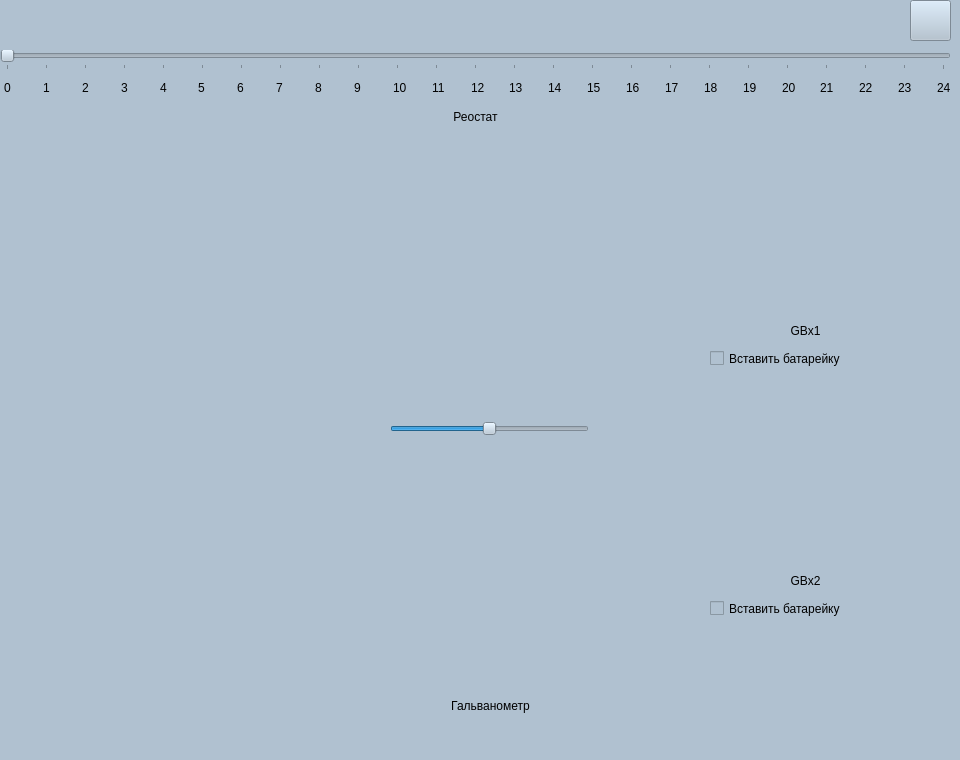
Above: forms_ui/laba2.ui from doktorfish0078/SimulationOfLaboratoryWork before the change. Below: the same form after it.
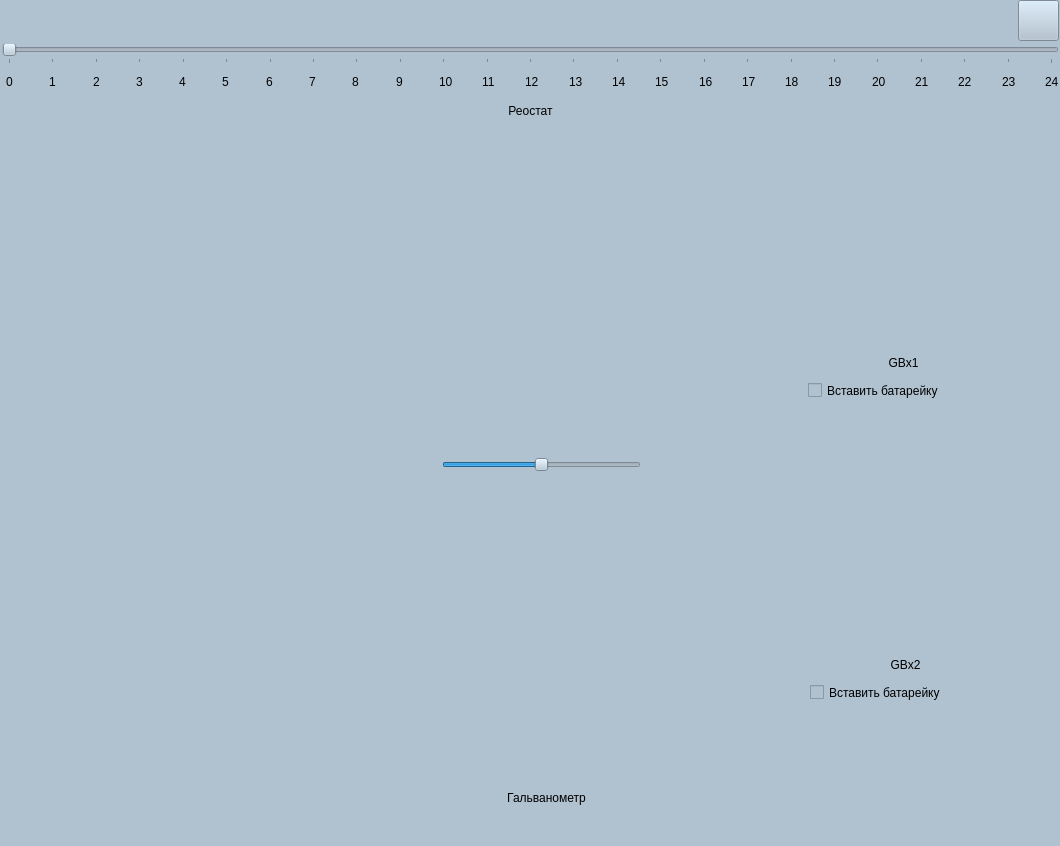
That is the form after the change. Icons and pictures are not drawn.

What changed in the file:
```diff
--- a/forms_ui/laba2.ui
+++ b/forms_ui/laba2.ui
@@ -6,8 +6,8 @@
    <rect>
     <x>0</x>
     <y>0</y>
-    <width>960</width>
-    <height>760</height>
+    <width>1060</width>
+    <height>846</height>
    </rect>
   </property>
   <property name="minimumSize">
@@ -16,12 +16,6 @@
     <height>760</height>
    </size>
   </property>
-  <property name="maximumSize">
-   <size>
-    <width>960</width>
-    <height>760</height>
-   </size>
-  </property>
   <property name="windowTitle">
    <string>MainWindow</string>
   </property>
@@ -32,9 +26,9 @@
    <widget class="QWidget" name="verticalLayoutWidget">
     <property name="geometry">
      <rect>
-      <x>0</x>
-      <y>50</y>
-      <width>951</width>
+      <x>2</x>
+      <y>44</y>
+      <width>1057</width>
       <height>78</height>
      </rect>
     </property>
@@ -273,10 +267,10 @@
    <widget class="QWidget" name="verticalLayoutWidget_3">
     <property name="geometry">
      <rect>
-      <x>352</x>
-      <y>460</y>
-      <width>289</width>
-      <height>229</height>
+      <x>356</x>
+      <y>498</y>
+      <width>371</width>
+      <height>285</height>
      </rect>
     </property>
     <layout class="QVBoxLayout" name="verticalLayout_3">
@@ -288,8 +282,8 @@
    <widget class="QLabel" name="label_battery1">
     <property name="geometry">
      <rect>
-      <x>700</x>
-      <y>150</y>
+      <x>798</x>
+      <y>182</y>
       <width>71</width>
       <height>121</height>
      </rect>
@@ -307,8 +301,8 @@
    <widget class="QLabel" name="label_battery2">
     <property name="geometry">
      <rect>
-      <x>780</x>
-      <y>140</y>
+      <x>878</x>
+      <y>172</y>
       <width>71</width>
       <height>121</height>
      </rect>
@@ -326,8 +320,8 @@
    <widget class="QLabel" name="slot_battery2">
     <property name="geometry">
      <rect>
-      <x>850</x>
-      <y>520</y>
+      <x>950</x>
+      <y>604</y>
       <width>81</width>
       <height>131</height>
      </rect>
@@ -345,8 +339,8 @@
    <widget class="QLabel" name="slot_battery1">
     <property name="geometry">
      <rect>
-      <x>850</x>
-      <y>270</y>
+      <x>948</x>
+      <y>302</y>
       <width>81</width>
       <height>131</height>
      </rect>
@@ -364,8 +358,8 @@
    <widget class="QLabel" name="label_28">
     <property name="geometry">
      <rect>
-      <x>770</x>
-      <y>310</y>
+      <x>868</x>
+      <y>342</y>
       <width>71</width>
       <height>41</height>
      </rect>
@@ -383,8 +377,8 @@
    <widget class="QLabel" name="label_29">
     <property name="geometry">
      <rect>
-      <x>770</x>
-      <y>560</y>
+      <x>870</x>
+      <y>644</y>
       <width>71</width>
       <height>41</height>
      </rect>
@@ -402,8 +396,8 @@
    <widget class="QCheckBox" name="check_battery1">
     <property name="geometry">
      <rect>
-      <x>710</x>
-      <y>350</y>
+      <x>808</x>
+      <y>382</y>
       <width>131</width>
       <height>17</height>
      </rect>
@@ -421,8 +415,8 @@
    <widget class="QCheckBox" name="check_battery2">
     <property name="geometry">
      <rect>
-      <x>710</x>
-      <y>600</y>
+      <x>810</x>
+      <y>684</y>
       <width>131</width>
       <height>17</height>
      </rect>
@@ -437,8 +431,8 @@
    <widget class="QLabel" name="label_info">
     <property name="geometry">
      <rect>
-      <x>650</x>
-      <y>690</y>
+      <x>750</x>
+      <y>774</y>
       <width>301</width>
       <height>21</height>
      </rect>
@@ -453,8 +447,8 @@
    <widget class="QSlider" name="key_slider">
     <property name="geometry">
      <rect>
-      <x>390</x>
-      <y>418</y>
+      <x>442</x>
+      <y>454</y>
       <width>199</width>
       <height>22</height>
      </rect>
@@ -472,8 +466,8 @@
    <widget class="QLabel" name="label_key">
     <property name="geometry">
      <rect>
-      <x>366</x>
-      <y>306</y>
+      <x>418</x>
+      <y>342</y>
       <width>250</width>
       <height>107</height>
      </rect>
@@ -509,7 +503,7 @@
    <widget class="QPushButton" name="button_info">
     <property name="geometry">
      <rect>
-      <x>910</x>
+      <x>1018</x>
       <y>0</y>
       <width>41</width>
       <height>41</height>
@@ -535,8 +529,8 @@
     </property>
     <property name="geometry">
      <rect>
-      <x>426</x>
-      <y>696</y>
+      <x>482</x>
+      <y>788</y>
       <width>129</width>
       <height>20</height>
      </rect>
@@ -560,8 +554,8 @@
    <widget class="QLabel" name="label_Gc">
     <property name="geometry">
      <rect>
-      <x>12</x>
-      <y>156</y>
+      <x>38</x>
+      <y>164</y>
       <width>141</width>
       <height>245</height>
      </rect>
@@ -579,8 +573,8 @@
    <widget class="QLabel" name="label_G">
     <property name="geometry">
      <rect>
-      <x>26</x>
-      <y>414</y>
+      <x>52</x>
+      <y>460</y>
       <width>111</width>
       <height>287</height>
      </rect>
```
Left out of the diff: 2 changed lines with no effect on the pictures.
